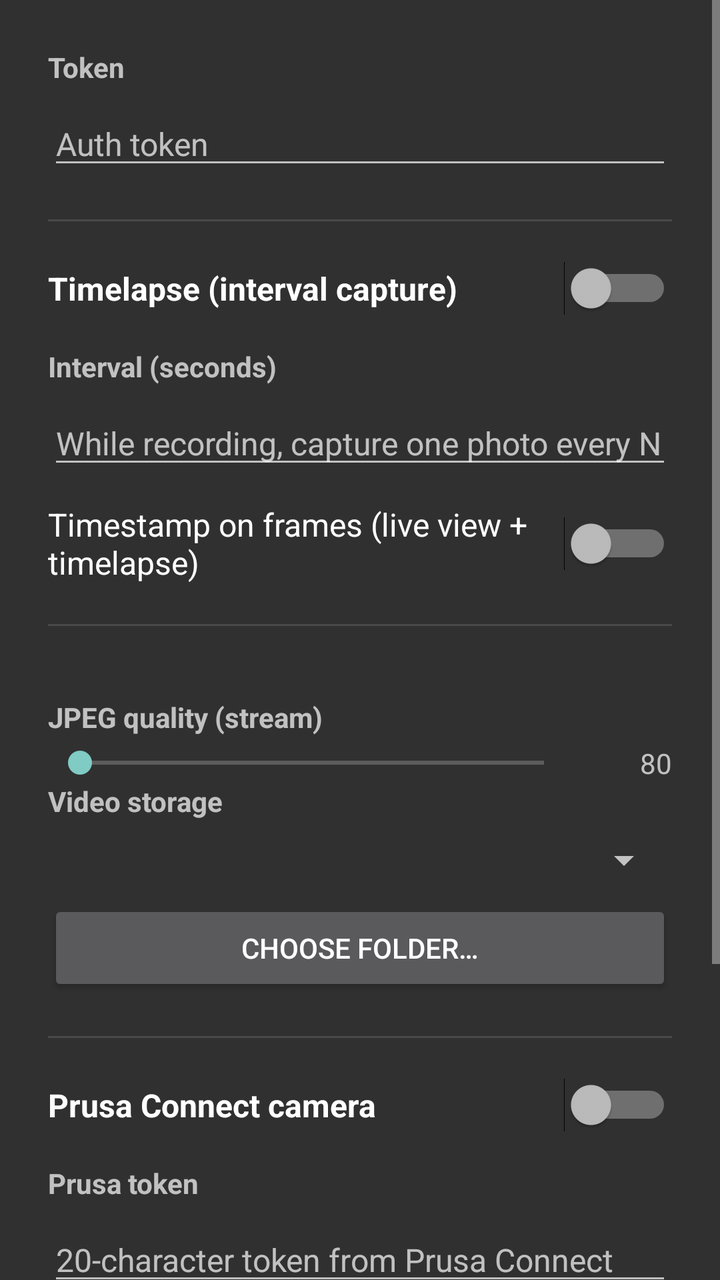
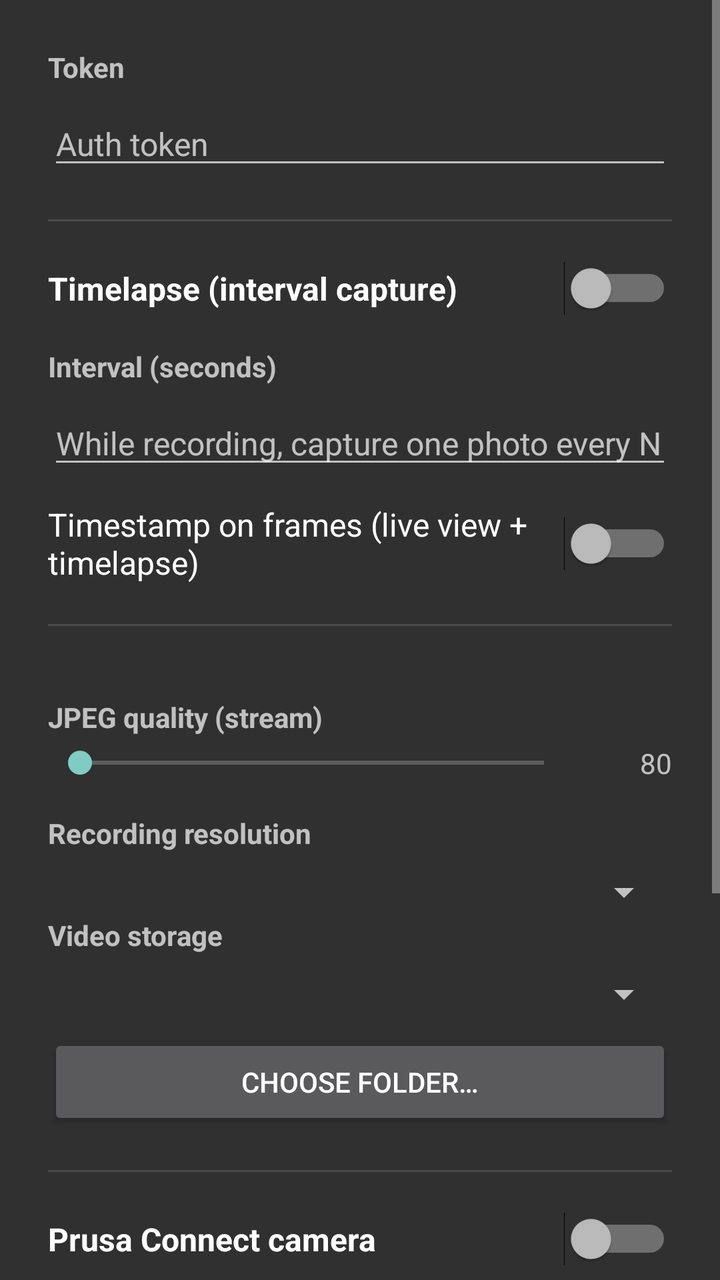

Two renders of the same Android screen: before a commit and after it. Below are the layout's source before the change and the commit's diff.
<!-- AndroidManifest.xml: application theme Theme.AndroidCam -->
<!-- res/layout/dialog_settings.xml -->
<?xml version="1.0" encoding="utf-8"?>
<ScrollView xmlns:android="http://schemas.android.com/apk/res/android"
    android:layout_width="match_parent"
    android:layout_height="wrap_content">

    <LinearLayout
        android:layout_width="match_parent"
        android:layout_height="wrap_content"
        android:orientation="vertical"
        android:padding="24dp">

        
        <TextView
            android:layout_width="wrap_content"
            android:layout_height="wrap_content"
            android:text="@string/settings_token_label"
            android:textStyle="bold" />

        <EditText
            android:id="@+id/tokenInput"
            android:layout_width="match_parent"
            android:layout_height="wrap_content"
            android:layout_marginTop="8dp"
            android:hint="@string/settings_token_hint"
            android:inputType="text"
            android:textSize="16sp" />

        <View
            android:layout_width="match_parent"
            android:layout_height="1dp"
            android:layout_marginVertical="20dp"
            android:background="?android:attr/listDivider" />

        
        <Switch
            android:id="@+id/intervalSwitch"
            android:layout_width="match_parent"
            android:layout_height="wrap_content"
            android:text="@string/settings_interval_title"
            android:textSize="16sp"
            android:textStyle="bold" />

        <TextView
            android:layout_width="wrap_content"
            android:layout_height="wrap_content"
            android:layout_marginTop="16dp"
            android:text="@string/settings_interval_label"
            android:textStyle="bold" />

        <EditText
            android:id="@+id/intervalInput"
            android:layout_width="match_parent"
            android:layout_height="wrap_content"
            android:layout_marginTop="8dp"
            android:hint="@string/settings_interval_hint"
            android:inputType="number"
            android:textSize="16sp" />

        <Switch
            android:id="@+id/timestampSwitch"
            android:layout_width="match_parent"
            android:layout_height="wrap_content"
            android:layout_marginTop="12dp"
            android:text="@string/settings_timestamp_title"
            android:textSize="16sp" />

        <View
            android:layout_width="match_parent"
            android:layout_height="1dp"
            android:layout_marginVertical="20dp"
            android:background="?android:attr/listDivider" />

        
        <TextView
            android:layout_width="match_parent"
            android:layout_height="wrap_content"
            android:layout_marginTop="16dp"
            android:text="@string/settings_jpeg_label"
            android:textStyle="bold" />

        <LinearLayout
            android:layout_width="match_parent"
            android:layout_height="wrap_content"
            android:layout_marginTop="4dp"
            android:gravity="center_vertical"
            android:orientation="horizontal">

            <SeekBar
                android:id="@+id/jpegQuality"
                android:layout_width="0dp"
                android:layout_height="wrap_content"
                android:layout_weight="1"
                android:max="90" />

            <TextView
                android:id="@+id/jpegQualityValue"
                android:layout_width="wrap_content"
                android:layout_height="wrap_content"
                android:layout_marginStart="8dp"
                android:minWidth="40dp"
                android:gravity="end"
                android:text="80" />
        </LinearLayout>

        
        <TextView
            android:layout_width="wrap_content"
            android:layout_height="wrap_content"
            android:text="@string/settings_storage_label"
            android:textStyle="bold" />

        <Spinner
            android:id="@+id/storageSpinner"
            android:layout_width="match_parent"
            android:layout_height="wrap_content"
            android:layout_marginTop="8dp" />

        <Button
            android:id="@+id/selectDirButton"
            android:layout_width="match_parent"
            android:layout_height="wrap_content"
            android:layout_marginTop="8dp"
            android:text="@string/settings_select_dir" />

        <View
            android:layout_width="match_parent"
            android:layout_height="1dp"
            android:layout_marginVertical="20dp"
            android:background="?android:attr/listDivider" />

        
        <Switch
            android:id="@+id/prusaSwitch"
            android:layout_width="match_parent"
            android:layout_height="wrap_content"
            android:text="@string/settings_prusa_title"
            android:textSize="16sp"
            android:textStyle="bold" />

        <TextView
            android:layout_width="wrap_content"
            android:layout_height="wrap_content"
            android:layout_marginTop="16dp"
            android:text="@string/settings_prusa_token_label"
            android:textStyle="bold" />

        <EditText
            android:id="@+id/prusaTokenInput"
            android:layout_width="match_parent"
            android:layout_height="wrap_content"
            android:layout_marginTop="8dp"
            android:hint="@string/settings_prusa_token_hint"
            android:inputType="text"
            android:textSize="16sp" />

        <TextView
            android:layout_width="wrap_content"
            android:layout_height="wrap_content"
            android:layout_marginTop="16dp"
            android:text="@string/settings_prusa_name_label"
            android:textStyle="bold" />

        <EditText
            android:id="@+id/prusaNameInput"
            android:layout_width="match_parent"
            android:layout_height="wrap_content"
            android:layout_marginTop="8dp"
            android:hint="@string/settings_prusa_name_hint"
            android:inputType="text"
            android:textSize="16sp" />

        <TextView
            android:layout_width="wrap_content"
            android:layout_height="wrap_content"
            android:layout_marginTop="16dp"
            android:text="@string/settings_prusa_interval_label"
            android:textStyle="bold" />

        <Spinner
            android:id="@+id/prusaIntervalSpinner"
            android:layout_width="match_parent"
            android:layout_height="wrap_content"
            android:layout_marginTop="8dp" />

        <TextView
            android:id="@+id/prusaStatusText"
            android:layout_width="match_parent"
            android:layout_height="wrap_content"
            android:layout_marginTop="12dp"
            android:textSize="13sp"
            android:textColor="?android:attr/textColorSecondary" />
    </LinearLayout>
</ScrollView>
<!-- resources referenced by this layout -->
<resources>
  <string name="settings_interval_hint">While recording, capture one photo every N seconds; a timelapse video is created when the recording stops (photos are deleted afterwards)</string>
  <string name="settings_interval_label">Interval (seconds)</string>
  <string name="settings_interval_title">Timelapse (interval capture)</string>
  <string name="settings_jpeg_label">JPEG quality (stream)</string>
  <string name="settings_prusa_interval_label">Snapshot interval</string>
  <string name="settings_prusa_name_hint">Name shown in Prusa Connect</string>
  <string name="settings_prusa_name_label">Camera name</string>
  <string name="settings_prusa_title">Prusa Connect camera</string>
  <string name="settings_prusa_token_hint">20-character token from Prusa Connect</string>
  <string name="settings_prusa_token_label">Prusa token</string>
  <string name="settings_select_dir">Choose folder…</string>
  <string name="settings_storage_label">Video storage</string>
  <string name="settings_timestamp_title">Timestamp on frames (live view + timelapse)</string>
  <string name="settings_token_hint">Auth token</string>
  <string name="settings_token_label">Token</string>
  <style name="Theme.AndroidCam" parent="Theme.AppCompat.NoActionBar">
          <item name="android:statusBarColor">#FF000000</item>
          <item name="android:navigationBarColor">#FF000000</item>
      </style>
</resources>

<!-- the commit's change to res/layout/dialog_settings.xml (unified diff, before → after) -->
@@ -106,6 +106,20 @@
         <TextView
             android:layout_width="wrap_content"
             android:layout_height="wrap_content"
+            android:layout_marginTop="16dp"
+            android:text="@string/settings_resolution_label"
+            android:textStyle="bold" />
+
+        <Spinner
+            android:id="@+id/resolutionSpinner"
+            android:layout_width="match_parent"
+            android:layout_height="wrap_content"
+            android:layout_marginTop="8dp" />
+
+        
+        <TextView
+            android:layout_width="wrap_content"
+            android:layout_height="wrap_content"
             android:text="@string/settings_storage_label"
             android:textStyle="bold" />
 
<!-- resource entries referenced after the edit -->
@@ -10,6 +10,7 @@
   <string name="settings_prusa_title">Prusa Connect camera</string>
   <string name="settings_prusa_token_hint">20-character token from Prusa Connect</string>
   <string name="settings_prusa_token_label">Prusa token</string>
+  <string name="settings_resolution_label">Recording resolution</string>
   <string name="settings_select_dir">Choose folder…</string>
   <string name="settings_storage_label">Video storage</string>
   <string name="settings_timestamp_title">Timestamp on frames (live view + timelapse)</string>
